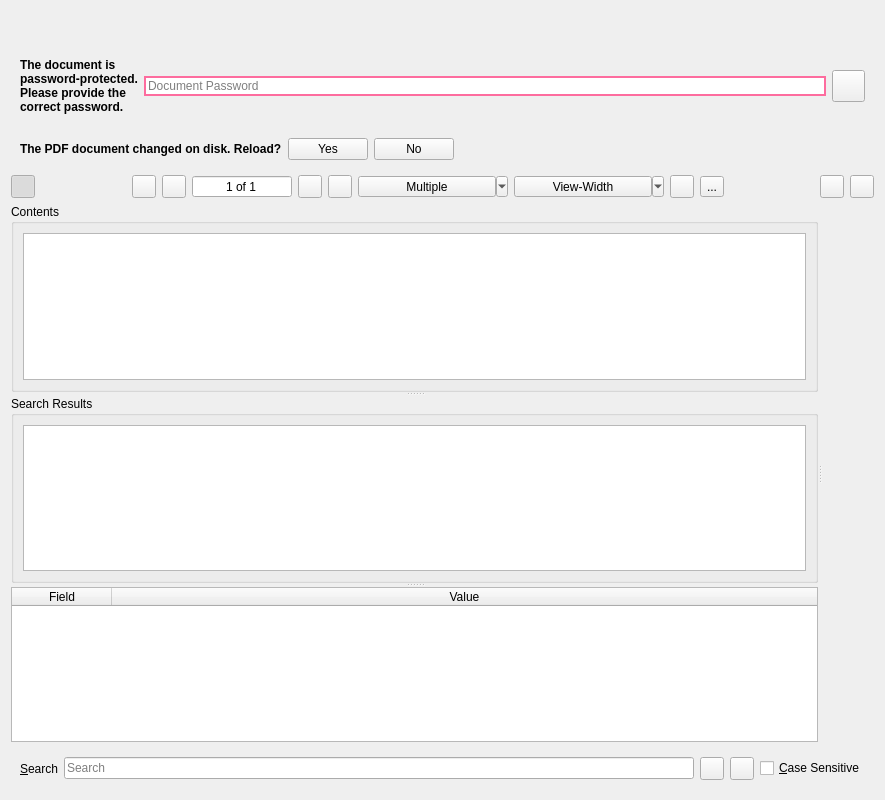
This is UI/wise-pdf-view.ui in textbrowser/wise as Qt 5 draws it before an edit. The edited form follows.
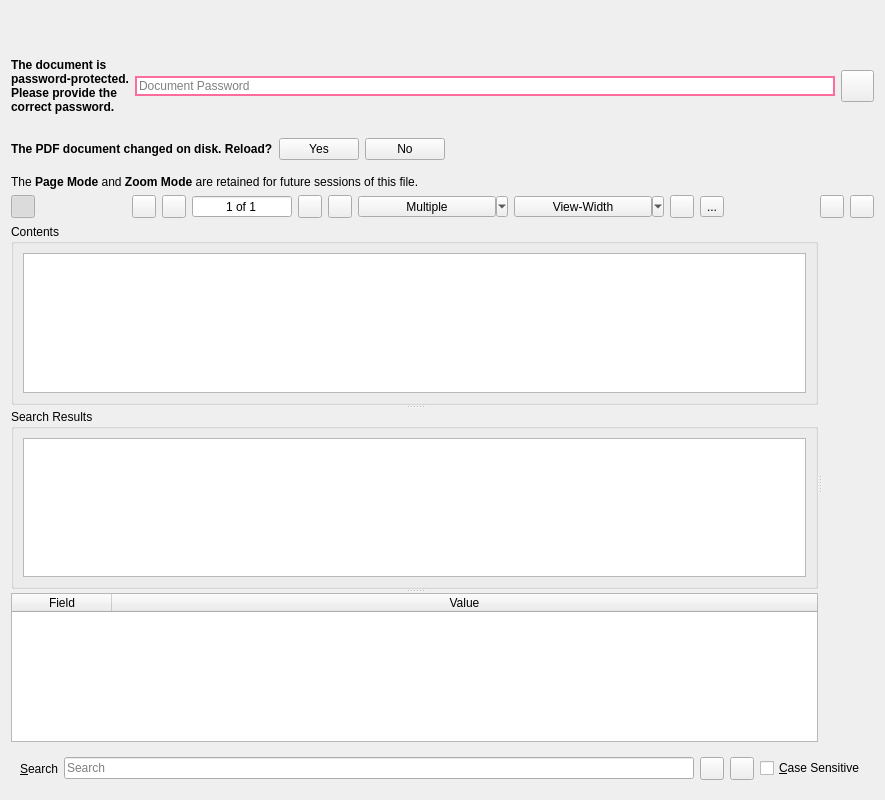
This is the edited form. Icons and pictures are not drawn.

Commit message: New documentation widget.

```diff
--- a/UI/wise-pdf-view.ui
+++ b/UI/wise-pdf-view.ui
@@ -42,6 +42,12 @@
       </sizepolicy>
      </property>
      <layout class="QHBoxLayout" name="horizontalLayout_2">
+      <property name="leftMargin">
+       <number>0</number>
+      </property>
+      <property name="rightMargin">
+       <number>0</number>
+      </property>
       <item>
        <widget class="QLabel" name="label_3">
         <property name="text">
@@ -91,6 +97,12 @@
       </sizepolicy>
      </property>
      <layout class="QHBoxLayout" name="horizontalLayout_3">
+      <property name="leftMargin">
+       <number>0</number>
+      </property>
+      <property name="rightMargin">
+       <number>0</number>
+      </property>
       <item>
        <widget class="QLabel" name="label_2">
         <property name="text">
@@ -128,6 +140,16 @@
      </layout>
     </widget>
    </item>
+   <item>
+    <widget class="QLabel" name="label_4">
+     <property name="text">
+      <string>&lt;html&gt;&lt;head/&gt;&lt;body&gt;&lt;p&gt;The &lt;span style=&quot; font-weight:700;&quot;&gt;Page Mode&lt;/span&gt; and &lt;span style=&quot; font-weight:700;&quot;&gt;Zoom Mode&lt;/span&gt; are retained for future sessions of this file.&lt;/p&gt;&lt;/body&gt;&lt;/html&gt;</string>
+     </property>
+     <property name="wordWrap">
+      <bool>true</bool>
+     </property>
+    </widget>
+   </item>
    <item>
     <layout class="QHBoxLayout" name="horizontalLayout">
      <item>
```
